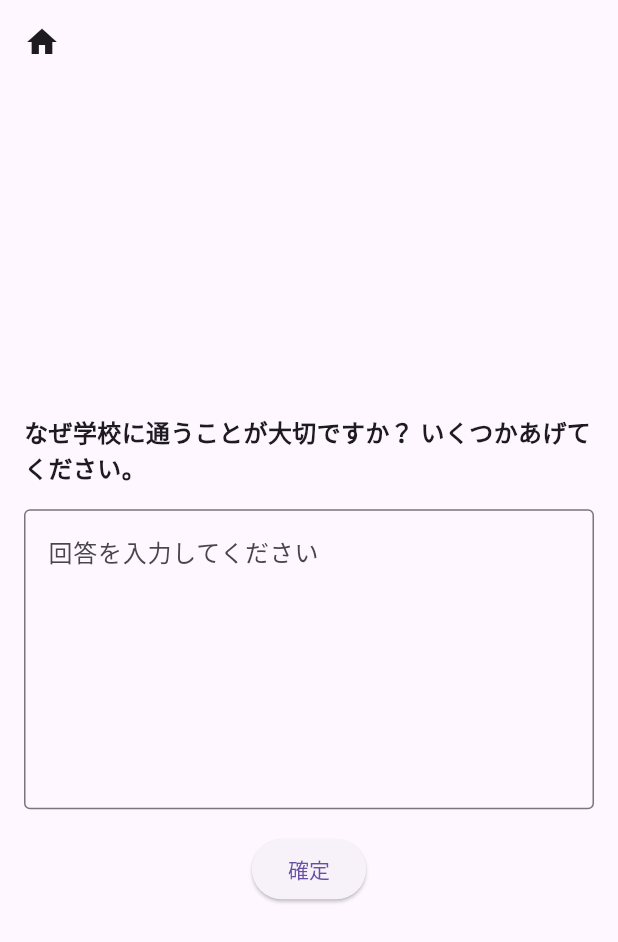
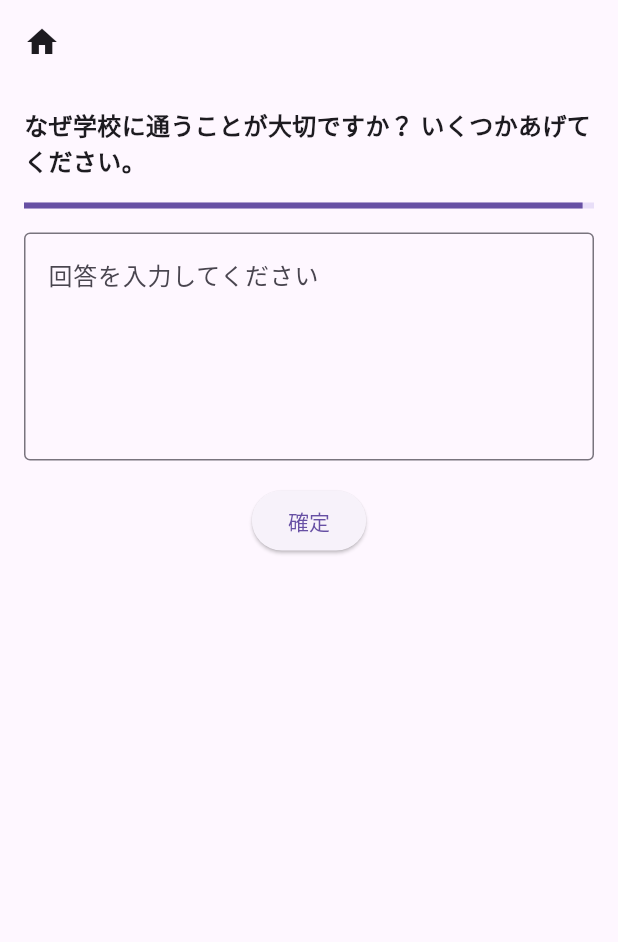
Before and after one commit to kenta-wakasa/cft, a Flutter app: the SemanticUnderstandingForMeaningPage screen opened by its route, after a tap on "スタート", after a tap on "確定", on a phone screen of 412 x 824 dp. Shown: the top 942 px of the screen. Run offline on Flutter 3.47's test engine with Material 3 defaults, Android fonts, the phone set to English and light mode, and no system bars; our stand-ins replace cloud_firestore, firebase_auth, firebase_core, flutter_riverpod, freezed_annotation, gap and 4 more; missing offline and left inert: arrow_path, dart:html; accounts and stored records are empty; generated files the repository leaves out were written again.

```diff
--- a/lib/semantic_understanding.dart/semantic_understanding_for_meaning_page.dart
+++ b/lib/semantic_understanding.dart/semantic_understanding_for_meaning_page.dart
@@ -31,6 +31,8 @@ class _SemanticUnderstandingPageState
 
   var problems = [...meaningProblems];
 
+  static const duration = Duration(seconds: 60);
+
   void start() {
     problems = [
       for (var index = 0; index < problems.length; index++)
@@ -47,6 +49,61 @@ class _SemanticUnderstandingPageState
   final controller = TextEditingController();
 
   var isFinished = false;
+
+  Future<void> timer() async {
+    while (mounted) {
+      await Future.delayed(const Duration(microseconds: 10000 ~/ 60));
+      setState(() {});
+      if (problems[currentIndex].startedAt != null &&
+          problems[currentIndex]
+              .startedAt!
+              .add(duration)
+              .isBefore(DateTime.now())) {
+        await enterAnswer();
+      }
+    }
+  }
+
+  Future<void> enterAnswer() async {
+    currentIndex++;
+    problems = [
+      for (var index = 0; index < problems.length; index++)
+        if (index == currentIndex)
+          problems[index].copyWith(startedAt: DateTime.now())
+        else if (index == currentIndex - 1)
+          problems[index].copyWith(
+            answeredAt: DateTime.now(),
+            userAns: controller.text,
+          )
+        else
+          problems[index]
+    ];
+    controller.clear();
+
+    if (currentIndex == problems.length) {
+      final uid = FirebaseAuth.instance.currentUser?.uid;
+
+      await FirebaseFirestore.instance.collection('meaning_problem_log').add(
+            MeaningProblemLog(
+              uid: uid!,
+              meaningProblems: problems,
+            ).toJson(),
+          );
+      setState(() {
+        isFinished = true;
+      });
+
+      return;
+    } else {
+      setState(() {});
+    }
+  }
+
+  @override
+  void initState() {
+    super.initState();
+    timer();
+  }
 
   @override
   void dispose() {
@@ -96,14 +153,15 @@ class _SemanticUnderstandingPageState
                 mainAxisSize: MainAxisSize.min,
                 children: [
                   const Text(
-                    '意味理解',
+                    '意味理解・意味',
                     style: TextStyle(
                       fontSize: 16,
                       fontWeight: FontWeight.bold,
                     ),
                   ),
                   const Gap(16),
-                  const Text('これから日常の生活や社会的なルールについての質問をしますので、それに答えてください。'),
+                  const Text(
+                      'これから日常の生活や社会的なルールについての質問をしますので、それに答えてください。※各問制限時間60秒'),
                   const Gap(32),
                   ElevatedButton(
                     onPressed: () {
@@ -121,11 +179,11 @@ class _SemanticUnderstandingPageState
 
     return Scaffold(
       appBar: widget.nextPath == null ? const CommonAppBar() : null,
-      body: Center(
-        child: SingleChildScrollView(
+      body: SingleChildScrollView(
         child: Padding(
           padding: const EdgeInsets.all(16),
           child: Column(
+            mainAxisAlignment: MainAxisAlignment.start,
             children: [
               Text(
                 problems[currentIndex].question,
@@ -135,10 +193,21 @@ class _SemanticUnderstandingPageState
                 ),
               ),
               const Gap(16),
+
+              /// 制限時間
+              LinearProgressIndicator(
+                value: 1 -
+                    (DateTime.now()
+                            .difference(problems[currentIndex].startedAt!)
+                            .inMilliseconds /
+                        duration.inMilliseconds),
+              ),
+              const Gap(16),
+
               TextFormField(
                 controller: controller,
-                  minLines: 7,
-                  maxLines: null,
+                minLines: 5,
+                maxLines: 5,
                 decoration: const InputDecoration(
                   hintText: '回答を入力してください',
                   border: OutlineInputBorder(),
@@ -146,47 +215,10 @@ class _SemanticUnderstandingPageState
               ),
               const Gap(16),
               ElevatedButton(
-                  onPressed: () async {
-                    currentIndex++;
-
-                    problems = [
-                      for (var index = 0; index < problems.length; index++)
-                        if (index == currentIndex)
-                          problems[index].copyWith(startedAt: DateTime.now())
-                        else if (index == currentIndex - 1)
-                          problems[index].copyWith(
-                            answeredAt: DateTime.now(),
-                            userAns: controller.text,
-                          )
-                        else
-                          problems[index]
-                    ];
-                    controller.clear();
-
-                    if (currentIndex == problems.length) {
-                      final uid = FirebaseAuth.instance.currentUser?.uid;
-
-                      await FirebaseFirestore.instance
-                          .collection('meaning_problem_log')
-                          .add(
-                            MeaningProblemLog(
-                              uid: uid!,
-                              meaningProblems: problems,
-                            ).toJson(),
-                          );
-                      setState(() {
-                        isFinished = true;
-                      });
-
-                      return;
-                    } else {
-                      setState(() {});
-                    }
-                  },
+                onPressed: enterAnswer,
                 child: const Text('確定'),
               ),
             ],
-            ),
           ),
         ),
       ),
```
Also changed, not shown: lib/login/login_page.dart (+7 -0 lines), lib/semantic_understanding.dart/semantic_understanding_for_calculation_page.dart (+76 -45 lines), 2 other files. Lines whose indentation alone changed are shown as unchanged.
